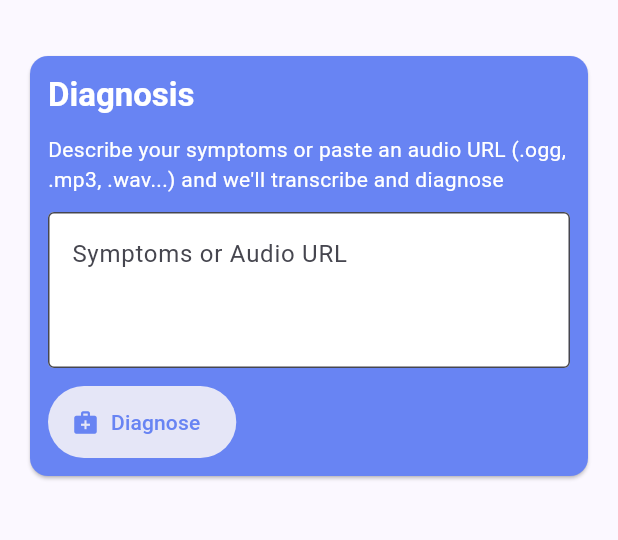
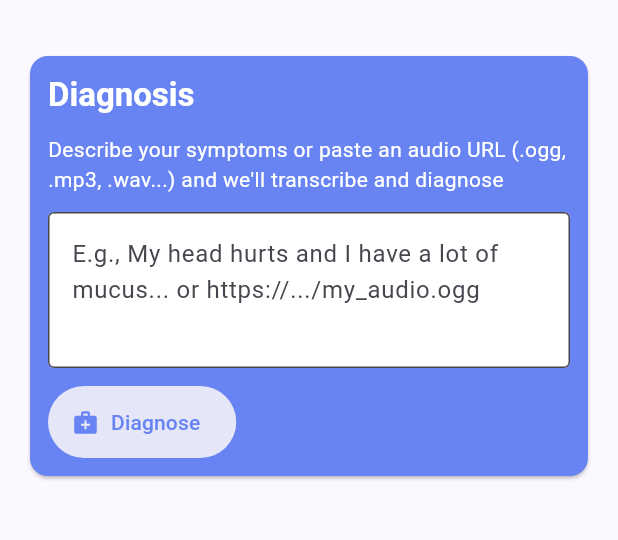
Before and after one commit to hfunescom/telepatia-ai-techtest-frontend, a Flutter app: the screen it shows after launch, on a phone screen of 412 x 824 dp, the part 70-610 px from its top. Run offline on Flutter 3.47's test engine with Material 3 defaults, Android fonts, the light colour scheme and no system bars.

Commit message:
Remove Diagnosis input label

```diff
--- a/telepatia_ai_techtest_frontend/lib/screens/home_screen.dart
+++ b/telepatia_ai_techtest_frontend/lib/screens/home_screen.dart
@@ -128,8 +128,6 @@ class _HomeScreenState extends State<HomeScreen> {
                             controller: _inputController,
                             maxLines: 3,
                             decoration: InputDecoration(
-                              labelText: 'Symptoms or Audio URL',
-                              alignLabelWithHint: true,
                               border: const OutlineInputBorder(),
                               hintText:
                                   'E.g., My head hurts and I have a lot of mucus... or https://.../my_audio.ogg',
```
